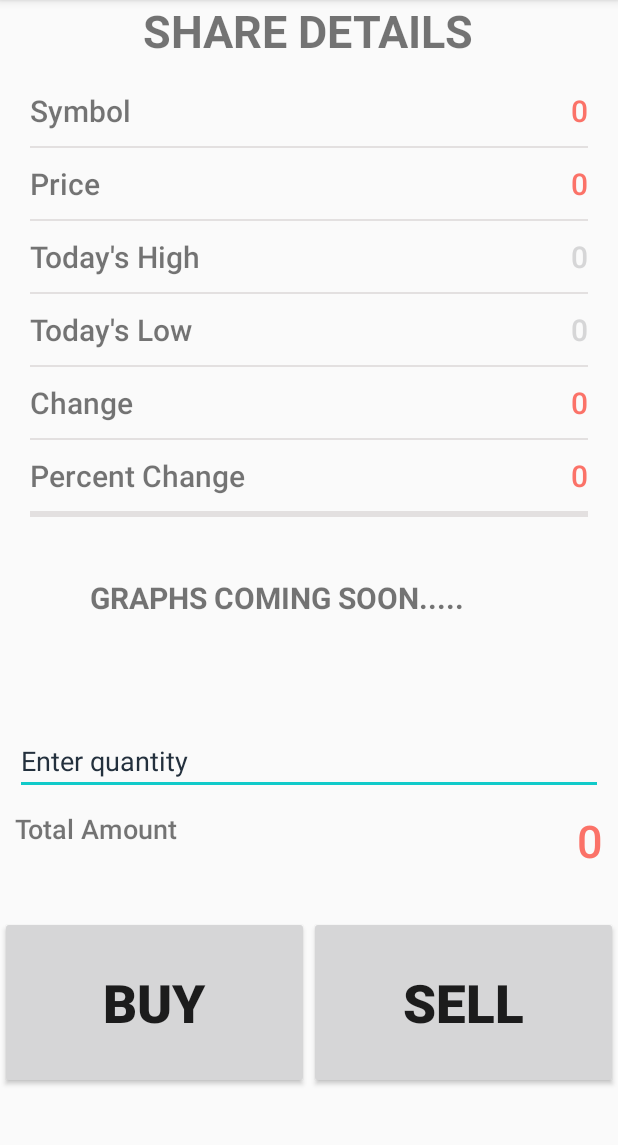
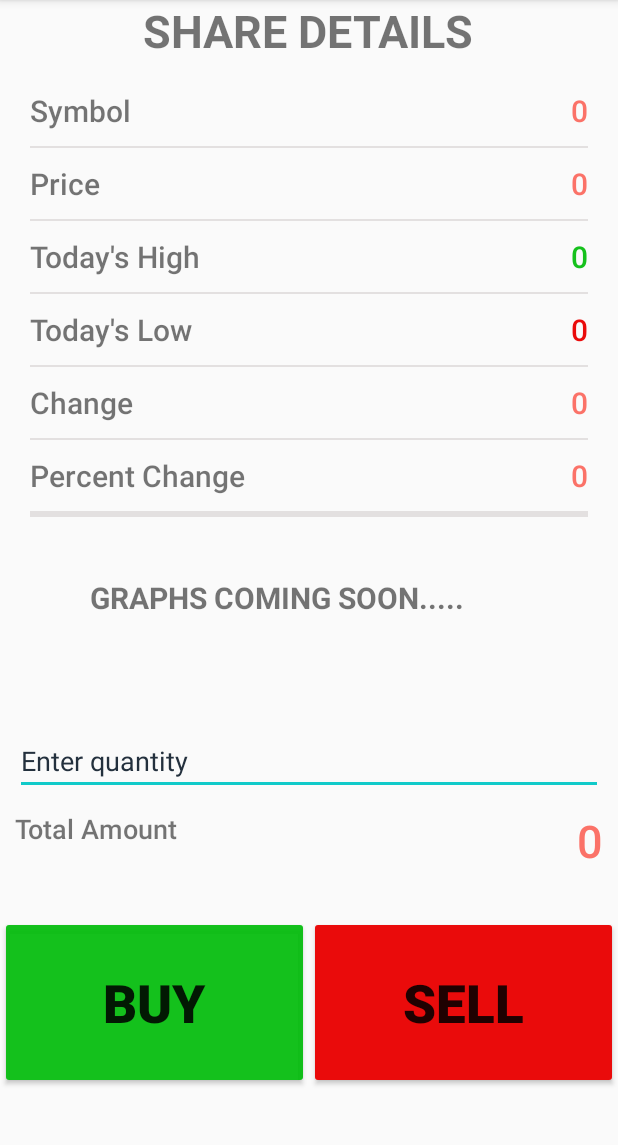
Before and after one commit to ErR0rpj/StockMoney, an Android app: the StockDetailActivity screen opened directly, with no data from a screen before it, on a phone screen of 412 x 824 dp, the part 84-1229 px from its top. Run offline under Robolectric (Android 15) with nearby library versions, the phone set to English and light mode, and no system bars; our stand-ins replace Firebase (no records; nobody signed in at launch, a user with empty details on screens opened directly); network calls fail.

Commit message:
Update colors.xml

```diff
--- a/app/src/main/res/values/colors.xml
+++ b/app/src/main/res/values/colors.xml
@@ -8,6 +8,9 @@
     <color name="color_one">#fb7268</color>
     <color name="color_white">#ededf2</color>
     <color name="color_two">#E3E0E0</color>
+
+     <color name="buy">#EE04BD0C</color>
+    <color name="sell">#EA0B0B</color>
 
 
     <color name="cases">#FFA726</color>
```
